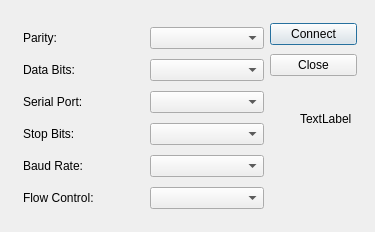
The window that rpm/settingsdialog.ui (stelro/RPM-Counter-Arduino) describes before a commit, drawn with Qt 5.
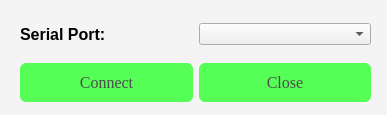
The same window after the commit.

Patch:
```diff
--- a/rpm/settingsdialog.ui
+++ b/rpm/settingsdialog.ui
@@ -6,117 +6,122 @@
    <rect>
     <x>0</x>
     <y>0</y>
-    <width>375</width>
-    <height>232</height>
+    <width>387</width>
+    <height>115</height>
    </rect>
   </property>
   <property name="windowTitle">
-   <string>Dialog</string>
+   <string>RPM Counter</string>
+  </property>
+  <property name="styleSheet">
+   <string notr="true">#SettingsDialog {
+	background: #f5f4f4
+}
+
+#connectButton {
+   background: #55ff55;
+  background-image: -webkit-linear-gradient(top, #55ff55, #84f084);
+  background-image: -moz-linear-gradient(top, #55ff55, #84f084);
+  background-image: -ms-linear-gradient(top, #55ff55, #84f084);
+  background-image: -o-linear-gradient(top, #55ff55, #84f084);
+  background-image: linear-gradient(to bottom, #55ff55, #84f084);
+  border-radius: 6px;
+  font-family: Georgia;
+  color: #4d4b4d;
+  font-size: 16px;
+  padding: 10px 20px 10px 20px;
+  text-decoration: none;
+}
+
+#connectButton:hover:!pressed {
+ background: #03e803;
+  background-image: -webkit-linear-gradient(top, #03e803, #0fdb0f);
+  background-image: -moz-linear-gradient(top, #03e803, #0fdb0f);
+  background-image: -ms-linear-gradient(top, #03e803, #0fdb0f);
+  background-image: -o-linear-gradient(top, #03e803, #0fdb0f);
+  background-image: linear-gradient(to bottom, #03e803, #0fdb0f);
+  text-decoration: none;
+}
+
+#pushButton {
+ background: #55ff55;
+  background-image: -webkit-linear-gradient(top, #55ff55, #84f084);
+  background-image: -moz-linear-gradient(top, #55ff55, #84f084);
+  background-image: -ms-linear-gradient(top, #55ff55, #84f084);
+  background-image: -o-linear-gradient(top, #55ff55, #84f084);
+  background-image: linear-gradient(to bottom, #55ff55, #84f084);
+  border-radius: 6px;
+  font-family: Georgia;
+  color: #4d4b4d;
+  font-size: 16px;
+  padding: 10px 20px 10px 20px;
+  text-decoration: none;
+}
+
+#pushButton:hover:!pressed {
+  background: #03e803;
+  background-image: -webkit-linear-gradient(top, #03e803, #0fdb0f);
+  background-image: -moz-linear-gradient(top, #03e803, #0fdb0f);
+  background-image: -ms-linear-gradient(top, #03e803, #0fdb0f);
+  background-image: -o-linear-gradient(top, #03e803, #0fdb0f);
+  background-image: linear-gradient(to bottom, #03e803, #0fdb0f);
+  text-decoration: none;
+}</string>
   </property>
   <widget class="QWidget" name="layoutWidget">
    <property name="geometry">
     <rect>
-     <x>23</x>
-     <y>23</y>
-     <width>241</width>
-     <height>194</height>
+     <x>20</x>
+     <y>20</y>
+     <width>351</width>
+     <height>29</height>
     </rect>
    </property>
    <layout class="QGridLayout" name="gridLayout">
     <item row="0" column="0">
-     <widget class="QLabel" name="label_4">
-      <property name="text">
-       <string>Parity:</string>
-      </property>
-     </widget>
-    </item>
-    <item row="1" column="0" colspan="2">
-     <widget class="QLabel" name="label_3">
-      <property name="text">
-       <string>Data Bits:</string>
-      </property>
-     </widget>
-    </item>
-    <item row="2" column="0" colspan="2">
      <widget class="QLabel" name="label">
+      <property name="font">
+       <font>
+        <pointsize>12</pointsize>
+        <weight>75</weight>
+        <bold>true</bold>
+       </font>
+      </property>
       <property name="text">
        <string>Serial Port:</string>
       </property>
      </widget>
     </item>
-    <item row="2" column="2" colspan="2">
+    <item row="0" column="1">
      <widget class="QComboBox" name="serialPortCombo"/>
     </item>
-    <item row="3" column="0" colspan="2">
-     <widget class="QLabel" name="label_5">
-      <property name="text">
-       <string>Stop Bits:</string>
-      </property>
-     </widget>
-    </item>
-    <item row="4" column="0" colspan="2">
-     <widget class="QLabel" name="label_2">
-      <property name="text">
-       <string>Baud Rate:</string>
-      </property>
-     </widget>
-    </item>
-    <item row="4" column="2" colspan="2">
-     <widget class="QComboBox" name="baudRateCombo"/>
-    </item>
-    <item row="3" column="2" colspan="2">
-     <widget class="QComboBox" name="stopBitsCombo"/>
-    </item>
-    <item row="1" column="2" colspan="2">
-     <widget class="QComboBox" name="dataBitsCombo"/>
-    </item>
-    <item row="0" column="2" colspan="2">
-     <widget class="QComboBox" name="parityCombo"/>
-    </item>
-    <item row="5" column="0" colspan="2">
-     <widget class="QLabel" name="label_6">
-      <property name="text">
-       <string>Flow Control:</string>
-      </property>
-     </widget>
-    </item>
-    <item row="5" column="2" colspan="2">
-     <widget class="QComboBox" name="flowControlCombo"/>
-    </item>
    </layout>
   </widget>
-  <widget class="QLabel" name="label_7">
+  <widget class="QWidget" name="layoutWidget">
    <property name="geometry">
     <rect>
-     <x>300</x>
-     <y>110</y>
-     <width>67</width>
-     <height>17</height>
+     <x>20</x>
+     <y>60</y>
+     <width>351</width>
+     <height>46</height>
     </rect>
    </property>
-   <property name="text">
-    <string>TextLabel</string>
-   </property>
-  </widget>
-  <widget class="QWidget" name="">
-   <property name="geometry">
-    <rect>
-     <x>270</x>
-     <y>20</y>
-     <width>87</width>
-     <height>60</height>
-    </rect>
-   </property>
-   <layout class="QVBoxLayout" name="verticalLayout">
-    <item>
-     <widget class="QPushButton" name="pushButton_2">
+   <layout class="QGridLayout" name="gridLayout_2">
+    <item row="0" column="0">
+     <widget class="QPushButton" name="connectButton">
+      <property name="styleSheet">
+       <string notr="true"/>
+      </property>
       <property name="text">
        <string>Connect</string>
       </property>
      </widget>
     </item>
-    <item>
+    <item row="0" column="1">
      <widget class="QPushButton" name="pushButton">
+      <property name="styleSheet">
+       <string notr="true"/>
+      </property>
       <property name="text">
        <string>Close</string>
       </property>
```
